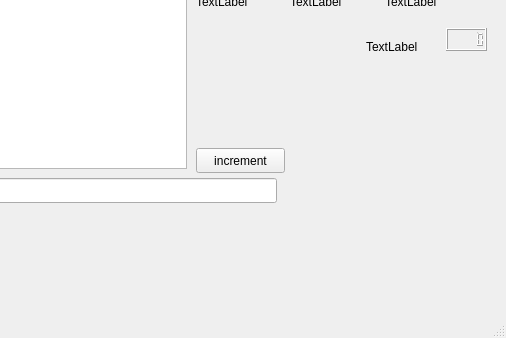
Before: the Qt Designer form datavolley2/uis/first.ui in twicki/datavolley2, drawn with Qt 5; both pictures show x 294 to 800 and y 262 to 600 of the 800 by 600 pixel window.
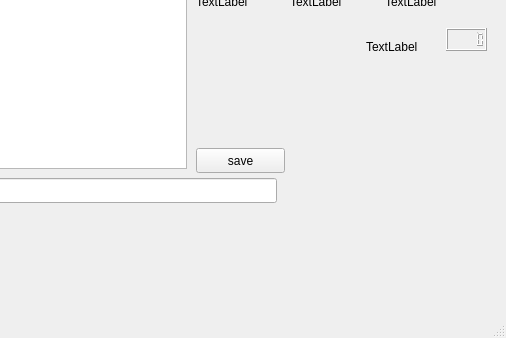
After: the same form once the commit is applied.

Diff of the .ui file:
```diff
--- a/datavolley2/uis/first.ui
+++ b/datavolley2/uis/first.ui
@@ -37,7 +37,7 @@
      </rect>
     </property>
     <property name="text">
-     <string>increment</string>
+     <string>save</string>
     </property>
    </widget>
    <widget class="QLineEdit" name="lineEdit">
```
